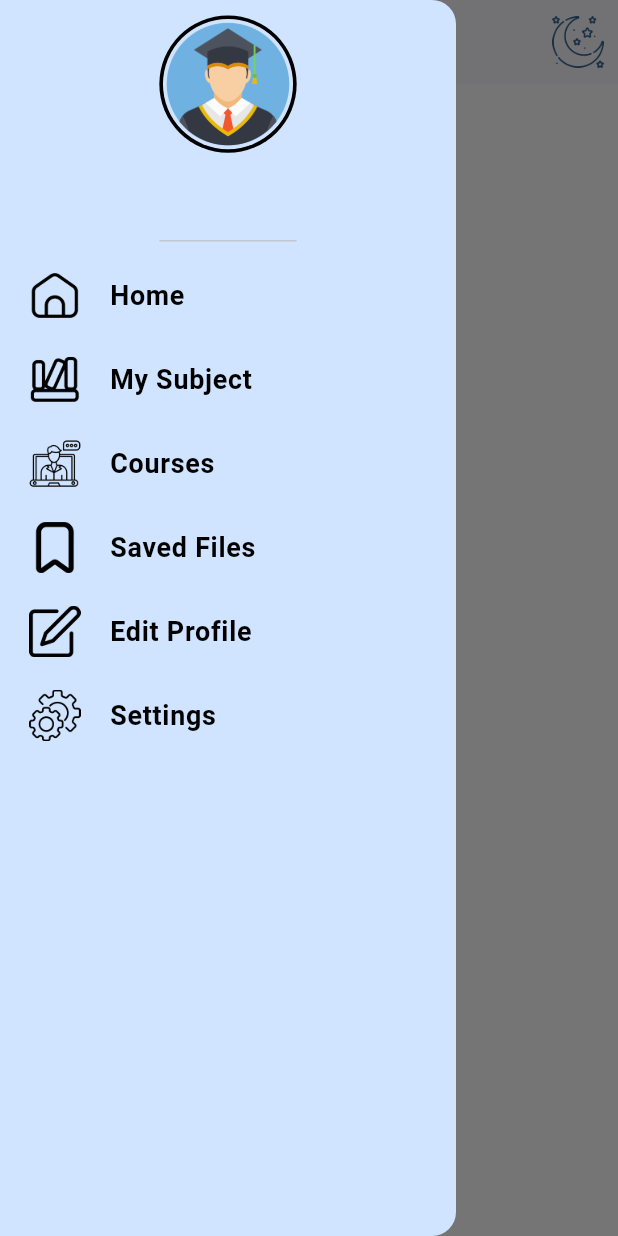
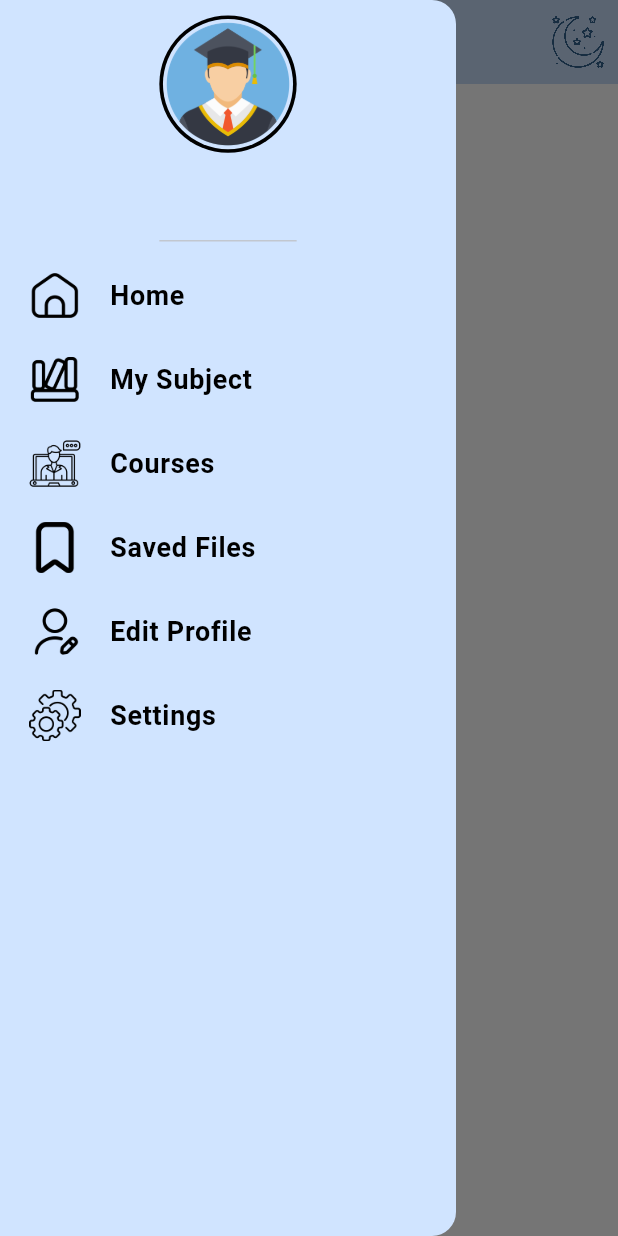
Before and after one commit to ITE-LMS/ITE_APP, a Flutter app: the StudentHomePageScreen screen opened by its route, with the side drawer open, on a phone screen of 412 x 824 dp. Run offline on Flutter 3.47's test engine with Material 3 defaults, Android fonts, the phone set to English and light mode, and no system bars; our stand-ins replace firebase_auth, firebase_core, get, google_sign_in, introduction_screen, lottie and 3 more; accounts and stored records are empty; project files that could hold a hidden picture were left out.

Commit message:
fourth commit

```diff
--- a/Front_end/lib/Project 1/views/Student_app/Elements_For_Student_App/Animated_darkMode_button.dart
+++ b/Front_end/lib/Project 1/views/Student_app/Elements_For_Student_App/Animated_darkMode_button.dart
@@ -21,15 +21,16 @@ class AnimatedDarkModeButton extends StatelessWidget {
               dark_controller.update();
             },
             child: AnimatedSwitcher(
-              duration: const Duration(milliseconds: 1000),
+              duration: const Duration(milliseconds: 800),
               transitionBuilder: (child, animation) {
                 return RotationTransition(
-                  turns: Tween<double>(begin:0.3 , end: 1.0).animate(animation),
+                  turns: Tween<double>(begin: 0.3, end: 1.0).animate(animation),
                   child: child,
                 );
               },
               child: is_Dark!.getString('is_dark') == 'true'
                   ? Image(
+                      filterQuality: FilterQuality.high,
                       key: ValueKey(is_Dark!.getString('is_dark')),
                       color: is_Dark!.getString('is_dark') == 'true'
                           ? Themes.darkColorScheme.primary
@@ -39,6 +40,7 @@ class AnimatedDarkModeButton extends StatelessWidget {
                       image: const AssetImage('assets/images/sun.png'),
                     )
                   : Image(
+                      filterQuality: FilterQuality.high,
                       key: ValueKey(is_Dark!.getString('is_dark')),
                       color: is_Dark!.getString('is_dark') == 'true'
                           ? Themes.darkColorScheme.primary
--- a/Front_end/lib/Project 1/views/Student_app/Student_HomePage_Screen.dart
+++ b/Front_end/lib/Project 1/views/Student_app/Student_HomePage_Screen.dart
@@ -8,6 +8,7 @@ import 'package:public_testing_app/Themes.dart';
 import 'package:public_testing_app/main.dart';
 
 import 'Elements_For_Student_App/Animated_darkMode_button.dart';
+import 'Elements_For_Student_App/drawer_icon.dart';
 
 DrawersController controller = Get.put(DrawersController());
 
@@ -23,29 +24,22 @@ class StudentHomePageScreen extends StatelessWidget {
             ? Themes.darkColorScheme.background
             : Colors.white,
         appBar: AppBar(
+          backgroundColor: is_Dark!.getString('is_dark') == 'true'
+              ? Themes.darkColorScheme.background
+              : Themes.colorScheme.primaryContainer,
+          elevation: 3,
           actions: const [
             Padding(
               padding: EdgeInsets.only(right: 6.0),
               child: AnimatedDarkModeButton(),
             ),
           ],
-          leading: Builder(
-            builder: (context) {
-              return IconButton(
-                onPressed: () {
-                  Scaffold.of(context).openDrawer();
-                },
-                icon: Image(
-                  height: MediaQuery.of(context).size.width / 12,
-                  width: MediaQuery.of(context).size.width / 10,
-                  color: is_Dark!.getString('is_dark') == 'true'
-                      ? Themes.darkColorScheme.primary
-                      : Themes.colorScheme.primary,
-                  image: const AssetImage('assets/images/option.png'),
+          leading: Get.locale == const Locale('en')
+              ? const drawerIcon()
+              : const Padding(
+                  padding: EdgeInsets.only(right: 6.0),
+                  child: AnimatedDarkModeButton(),
                 ),
-              );
-            },
-          ),
           centerTitle: true,
           title: Text(
             'ITE',
--- a/Front_end/pubspec.yaml
+++ b/Front_end/pubspec.yaml
@@ -25,7 +25,6 @@ dependencies:
   firebase_auth: ^4.17.9
   google_sign_in: ^6.2.1
   introduction_screen: ^3.1.14
-  flutter_native_splash: ^2.4.0
   sqflite: ^2.3.2
   pinput: ^4.0.0
   awesome_dialog: ^3.2.0
@@ -36,9 +35,8 @@ dev_dependencies:
 
   flutter_lints: ^3.0.0
 
-flutter_icons:
+flutter_launcher_icons:
   android: launcher_icon
-  ios: true
   image_path: assets/images/online-learning.png
 
 flutter_native_splash:
```
Also changed, not shown: Front_end/lib/Project 1/views/Student_app/Elements_For_Student_App/drawer_icon.dart (added, +31 -0 lines), Front_end/lib/main.dart (+0 -14 lines), Front_end/assets/images/edit.png.
